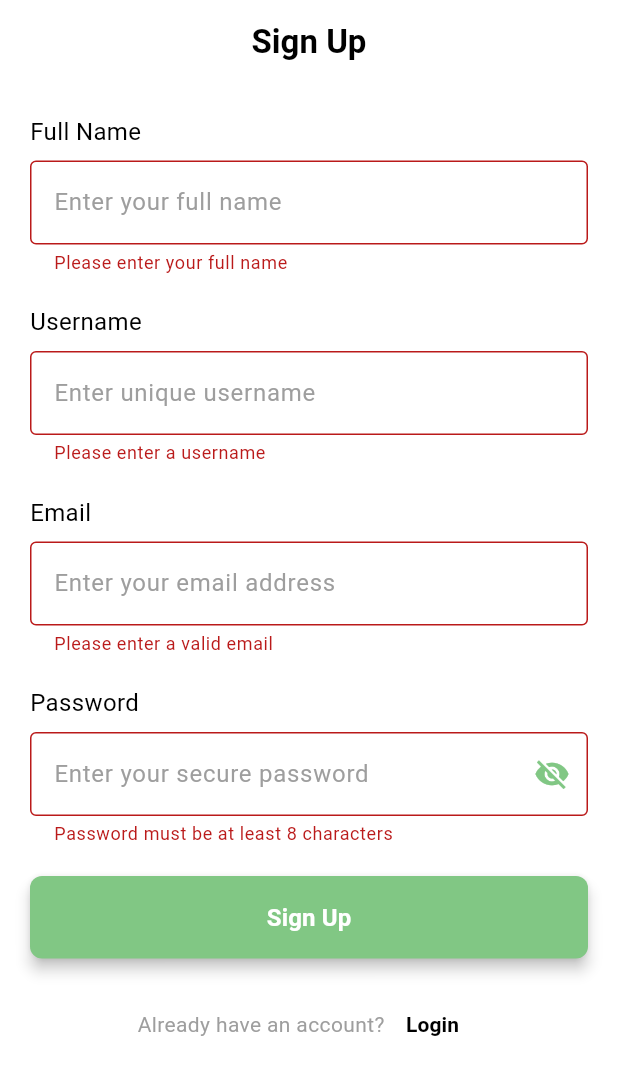
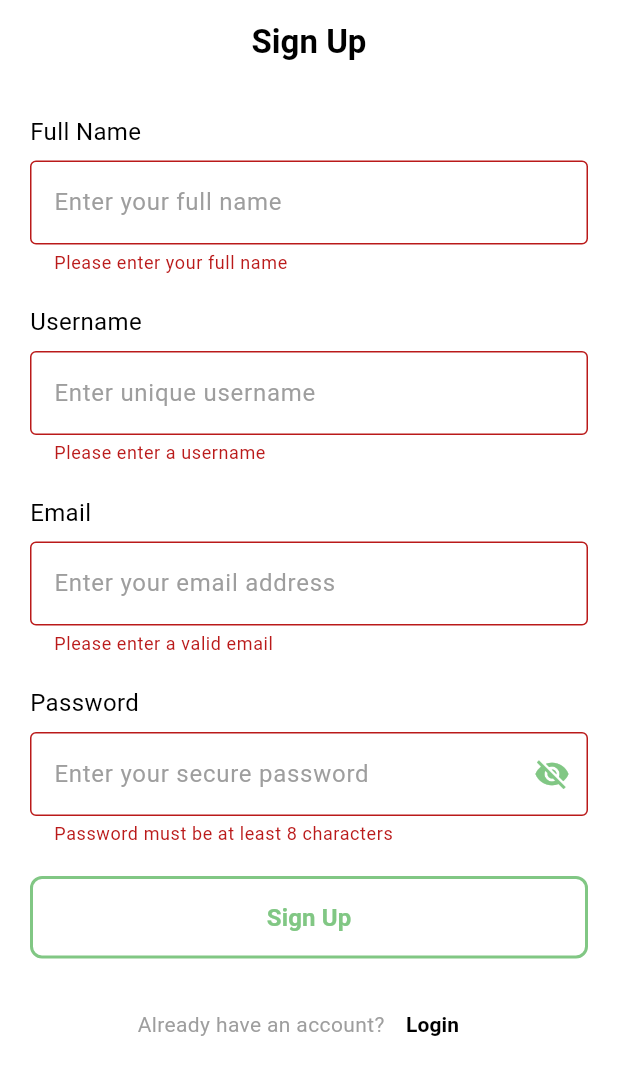
Before and after one commit to bsc-com-29-19/mentora, a Flutter app: the SignUpScreen screen opened directly, after a tap on "Sign Up", on a phone screen of 412 x 824 dp. Shown: the top 1075 px of the screen. Run offline on Flutter 3.47's test engine with Material 3 defaults, Android fonts, the phone set to English and light mode, and no system bars; our stand-ins replace get, logger, percent_indicator, shared_preferences, smooth_page_indicator; accounts and stored records are empty.

Commit message:
Button: added outline feature when clicked

```diff
--- a/lib/auth/widgets/button.dart
+++ b/lib/auth/widgets/button.dart
@@ -1,38 +1,69 @@
 import 'package:flutter/material.dart';
 
-class Button extends StatelessWidget {
+class Button extends StatefulWidget {
   final String text;
   final VoidCallback onPressed;
-  final Color color; // Ensures customizable button colors
+  final Color color;
 
   const Button({
     super.key,
     required this.text,
     required this.onPressed,
-    this.color = Colors.green, // Default color
+    this.color = Colors.green,
   });
+
+  @override
+  State<Button> createState() => _ButtonState();
+}
+
+class _ButtonState extends State<Button> {
+  //Outline when clicked
+  bool isOutlined = false;
 
   @override
   Widget build(BuildContext context) {
     return SizedBox(
-      width: double.infinity, // Ensures button stretches across the parent
+      width: double.infinity,
       child: ElevatedButton(
-        style: ElevatedButton.styleFrom(
-          // backgroundColor: color, // Use the passed or default color
-          backgroundColor: Colors.green.shade300,
-          shape: RoundedRectangleBorder(
-            borderRadius: BorderRadius.circular(8), // Rounded corners
+        style: ButtonStyle(
+          backgroundColor: WidgetStateProperty.resolveWith<Color>(
+            (Set<WidgetState> states) {
+              return isOutlined ? Colors.transparent : Colors.green.shade300;
+            },
           ),
-          padding: const EdgeInsets.symmetric(vertical: 16), // Spacing for touch areas
-          elevation: 4, // Adds subtle shadow for visual hierarchy
+          elevation: WidgetStateProperty.resolveWith<double>(
+            (Set<WidgetState> states) {
+              return isOutlined ? 0 : 4;
+            },
+          ),
+          side: WidgetStateProperty.resolveWith<BorderSide>(
+            (Set<WidgetState> states) {
+              return isOutlined
+                  ? BorderSide(color: Colors.green.shade300, width: 2)
+                  : BorderSide.none;
+            },
+          ),
+          shape: WidgetStateProperty.all<RoundedRectangleBorder>(
+            RoundedRectangleBorder(
+              borderRadius: BorderRadius.circular(8),
+            ),
+          ),
+          padding: WidgetStateProperty.all<EdgeInsetsGeometry>(
+            const EdgeInsets.symmetric(vertical: 16),
+          ),
         ),
-        onPressed: onPressed,
+        onPressed: () {
+          setState(() {
+            isOutlined = !isOutlined;
+          });
+          widget.onPressed();
+        },
         child: Text(
-          text,
-          style: const TextStyle(
-            color: Colors.white,
-            fontSize: 16, // Comfortable font size for readability
-            fontWeight: FontWeight.bold, // Emphasize button label
+          widget.text,
+          style: TextStyle(
+            color: isOutlined ? Colors.green.shade300 : Colors.white,
+            fontSize: 16,
+            fontWeight: FontWeight.bold,
           ),
         ),
       ),
--- a/lib/common/widgets/button.dart
+++ /dev/null
@@ -1 +0,0 @@
-// TODO Implement this library.
```
Also changed, not shown: lib/common/button.dart (deleted).
